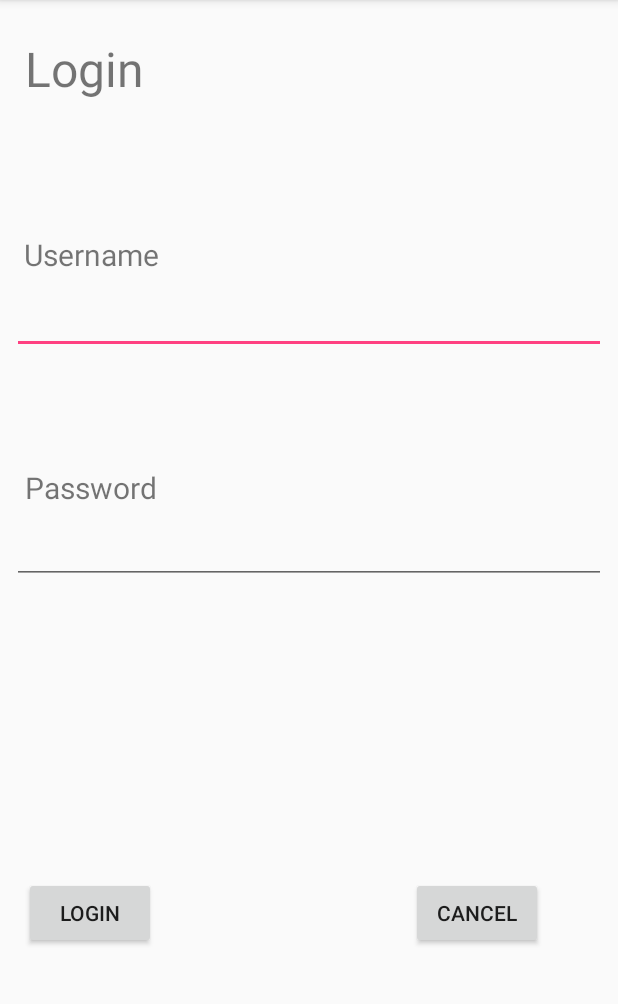
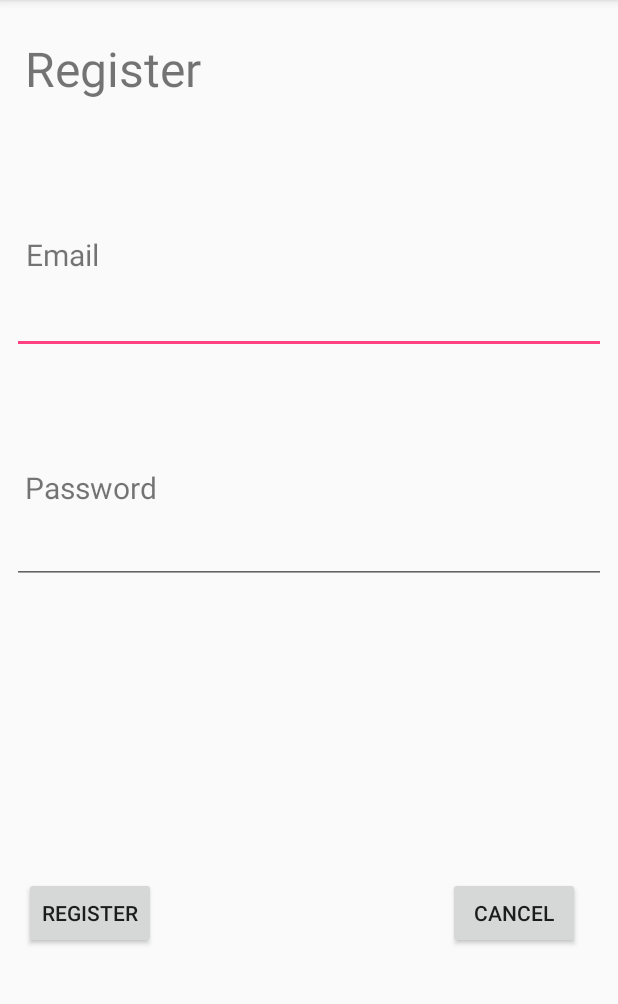
Before and after one commit to rajmera3/PiedPiper, an Android app: the screen it shows after launch (LoginActivity before the commit, RegisterActivity after it), after a tap on "REGISTER", on a phone screen of 412 x 824 dp, the part 84-1088 px from its top. Run offline under Robolectric (Android 15) with nearby library versions, the phone set to English and light mode, and no system bars; our stand-ins replace Firebase (no records; nobody signed in at launch, a user with empty details on screens opened directly).

Commit message:
Implemented registering capability with Firebase backend

```diff
--- a/app/build.gradle
+++ b/app/build.gradle
@@ -1,5 +1,4 @@
 apply plugin: 'com.android.application'
-apply plugin: 'com.google.gms.google-services'
 
 android {
     compileSdkVersion 26
@@ -29,5 +28,8 @@ dependencies {
     })
     compile 'com.android.support:appcompat-v7:26.+'
     compile 'com.android.support.constraint:constraint-layout:1.0.2'
+    compile "com.google.firebase:firebase-auth:9.0.2"
     testCompile 'junit:junit:4.12'
 }
+
+apply plugin: 'com.google.gms.google-services'
--- a/app/src/main/AndroidManifest.xml
+++ b/app/src/main/AndroidManifest.xml
@@ -20,6 +20,9 @@
         </activity>
         <activity android:name=".MainActivity">
         </activity>
+        <activity android:name=".RegisterActivity">
+        </activity>
+        <uses-permission android:name="android.permission.INTERNET" />
     </application>
 
 </manifest>
--- /dev/null
+++ b/app/src/main/java/com/piedpiper/RegisterActivity.java
@@ -0,0 +1,102 @@
+package com.piedpiper;
+
+import android.content.DialogInterface;
+import android.content.Intent;
+import android.os.Bundle;
+import android.support.annotation.NonNull;
+import android.support.v7.app.AlertDialog;
+import android.support.v7.app.AppCompatActivity;
+import android.view.View;
+import android.widget.Button;
+import android.widget.EditText;
+
+import com.google.android.gms.tasks.OnCompleteListener;
+import com.google.android.gms.tasks.Task;
+import com.google.firebase.auth.AuthResult;
+import com.google.firebase.auth.FirebaseAuth;
+
+/**
+ * Created by pbokey on 10/1/17.
+ */
+
+public class RegisterActivity extends AppCompatActivity {
+
+    private EditText inputEmail, inputPassword;
+    private Button btnRegister, btnCancel;
+    private FirebaseAuth auth;
+
+    @Override
+    protected void onCreate(Bundle savedInstanceState) {
+        super.onCreate(savedInstanceState);
+        setContentView(R.layout.activity_register);
+
+        auth = FirebaseAuth.getInstance();
+        btnRegister = (Button) findViewById(R.id.register_button_id);
+        btnCancel = (Button) findViewById(R.id.cancel_button_id);
+
+        inputEmail = (EditText) findViewById(R.id.email_text_input);
+        inputPassword = (EditText) findViewById(R.id.password_text_input);
+
+        btnRegister.setOnClickListener(new View.OnClickListener() {
+            @Override
+            public void onClick(View v) {
+                if (inputEmail == null) {
+                    AlertDialog alertDialog = new AlertDialog.Builder(RegisterActivity.this).create();
+                    alertDialog.setTitle("Email is not entered");
+                    alertDialog.setMessage("Please enter an email");
+                    alertDialog.setButton(AlertDialog.BUTTON_NEUTRAL, "OK",
+                            new DialogInterface.OnClickListener() {
+                                public void onClick(DialogInterface dialog, int which) {
+                                    dialog.dismiss();
+                                }
+                            });
+                    alertDialog.show();
+                    return;
+                }
+                if (inputPassword == null || inputPassword.toString().length() < 6) {
+                    AlertDialog alertDialog = new AlertDialog.Builder(RegisterActivity.this).create();
+                    alertDialog.setTitle("Password is not entered");
+                    alertDialog.setMessage("Please enter a password that is at least 6 characters long");
+                    alertDialog.setButton(AlertDialog.BUTTON_NEUTRAL, "OK",
+                            new DialogInterface.OnClickListener() {
+                                public void onClick(DialogInterface dialog, int which) {
+                                    dialog.dismiss();
+                                }
+                            });
+                    alertDialog.show();
+                    return;
+                }
+                String email = inputEmail.getText().toString().trim().toLowerCase();
+                String password = inputPassword.getText().toString();
+
+                auth.createUserWithEmailAndPassword(email, password).addOnCompleteListener(RegisterActivity.this, new OnCompleteListener<AuthResult>() {
+                    @Override
+                    public void onComplete(@NonNull Task<AuthResult> task) {
+
+                        // If sign in fails, display a message to the user. If sign in succeeds
+                        // the auth state listener will be notified and logic to handle the
+                        // signed in user can be handled in the listener.
+                        if (!task.isSuccessful()) {
+                            AlertDialog alertDialog = new AlertDialog.Builder(RegisterActivity.this).create();
+                            alertDialog.setTitle("Register Failed");
+                            alertDialog.setMessage("Please enter a password that is at least 6 characters long");
+                            alertDialog.setButton(AlertDialog.BUTTON_NEUTRAL, "OK",
+                                    new DialogInterface.OnClickListener() {
+                                        public void onClick(DialogInterface dialog, int which) {
+                                            dialog.dismiss();
+                                        }
+                                    });
+                            alertDialog.show();
+                            return;
+                        } else {
+                            startActivity(new Intent(RegisterActivity.this, MainActivity.class));
+                            finish();
+                        }
+                    }
+                });
+            }
+        });
+
+
+    }
+}
--- a/app/src/main/java/com/piedpiper/SplashScreenActivity.java
+++ b/app/src/main/java/com/piedpiper/SplashScreenActivity.java
@@ -29,7 +29,7 @@ public class SplashScreenActivity extends AppCompatActivity {
 
         registerButton.setOnClickListener(new View.OnClickListener() {
             public void onClick(View v) {
-                Intent intent = new Intent(getBaseContext(), LoginActivity.class);
+                Intent intent = new Intent(getBaseContext(), RegisterActivity.class);
                 startActivity(intent);
             }
         });
--- /dev/null
+++ b/app/src/main/res/layout/activity_register.xml
@@ -0,0 +1,118 @@
+<?xml version="1.0" encoding="utf-8"?>
+<android.support.constraint.ConstraintLayout xmlns:android="http://schemas.android.com/apk/res/android"
+    xmlns:app="http://schemas.android.com/apk/res-auto"
+    xmlns:tools="http://schemas.android.com/tools"
+    android:layout_width="match_parent"
+    android:layout_height="match_parent"
+    tools:context="com.piedpiper.RegisterActivity">
+
+    <TextView
+        android:id="@+id/register"
+        android:layout_width="wrap_content"
+        android:layout_height="wrap_content"
+        android:text="Register"
+        android:textSize="32sp"
+        app:layout_constraintBottom_toBottomOf="parent"
+        app:layout_constraintLeft_toLeftOf="parent"
+        app:layout_constraintRight_toRightOf="parent"
+        app:layout_constraintTop_toTopOf="parent"
+        app:layout_constraintVertical_bias="0.033"
+        android:layout_marginLeft="8dp"
+        app:layout_constraintHorizontal_bias="0.03"
+        android:layout_marginStart="8dp" />
+
+    <TextView
+        android:id="@+id/register_email"
+        android:layout_width="wrap_content"
+        android:layout_height="wrap_content"
+        android:text="Email"
+        android:textSize="20sp"
+        app:layout_constraintBottom_toBottomOf="parent"
+        app:layout_constraintLeft_toLeftOf="parent"
+        app:layout_constraintRight_toRightOf="parent"
+        app:layout_constraintTop_toTopOf="parent"
+        app:layout_constraintVertical_bias="0.211"
+        android:layout_marginLeft="8dp"
+        app:layout_constraintHorizontal_bias="0.026"
+        android:layout_marginStart="8dp" />
+
+    <EditText
+        android:id="@+id/email_text_input"
+        android:layout_height="wrap_content"
+        android:layout_width="0dp"
+        android:inputType="text"
+        tools:layout_constraintTop_creator="1"
+        tools:layout_constraintRight_creator="1"
+        android:layout_marginStart="8dp"
+        android:layout_marginEnd="8dp"
+        app:layout_constraintRight_toRightOf="parent"
+        android:layout_marginTop="7dp"
+        app:layout_constraintTop_toBottomOf="@+id/register_email"
+        tools:layout_constraintLeft_creator="1"
+        app:layout_constraintLeft_toLeftOf="parent"
+        android:layout_marginLeft="8dp"
+        android:layout_marginRight="8dp"
+        app:layout_constraintHorizontal_bias="1.0" />
+
+    <TextView
+        android:id="@+id/register_password"
+        android:layout_width="wrap_content"
+        android:layout_height="wrap_content"
+        android:text="Password"
+        android:textSize="20sp"
+        app:layout_constraintBottom_toBottomOf="parent"
+        app:layout_constraintLeft_toLeftOf="parent"
+        app:layout_constraintRight_toRightOf="parent"
+        app:layout_constraintTop_toTopOf="parent"
+        app:layout_constraintVertical_bias="0.42"
+        android:layout_marginLeft="8dp"
+        app:layout_constraintHorizontal_bias="0.027"
+        android:layout_marginStart="8dp" />
+
+    <EditText
+        android:id="@+id/password_text_input"
+        android:layout_height="wrap_content"
+        android:layout_width="0dp"
+        android:inputType="text"
+        tools:layout_constraintTop_creator="1"
+        tools:layout_constraintRight_creator="1"
+        android:layout_marginStart="8dp"
+        android:layout_marginEnd="8dp"
+        app:layout_constraintRight_toRightOf="parent"
+        tools:layout_constraintLeft_creator="1"
+        app:layout_constraintLeft_toLeftOf="parent"
+        android:layout_marginLeft="8dp"
+        android:layout_marginRight="8dp"
+        app:layout_constraintHorizontal_bias="0.0"
+        android:layout_marginTop="5dp"
+        app:layout_constraintTop_toBottomOf="@+id/register_password" />
+
+    <Button
+        android:id="@+id/register_button_id"
+        android:layout_height="wrap_content"
+        android:layout_width="wrap_content"
+        android:text="Register"
+        tools:layout_constraintBottom_creator="1"
+        android:layout_marginStart="16dp"
+        app:layout_constraintBottom_toBottomOf="parent"
+        tools:layout_constraintLeft_creator="1"
+        android:layout_marginBottom="135dp"
+        app:layout_constraintLeft_toLeftOf="parent"
+        android:layout_marginLeft="50dp" />
+
+    <Button
+        android:id="@+id/cancel_button_id"
+        android:layout_height="wrap_content"
+        android:layout_width="wrap_content"
+        android:text="Cancel"
+        app:layout_constraintBottom_toBottomOf="@+id/login_button_id"
+        android:layout_marginLeft="125dp"
+        android:layout_marginRight="20dp"
+        app:layout_constraintRight_toRightOf="parent"
+        app:layout_constraintLeft_toRightOf="@+id/login_button_id"
+        android:layout_marginStart="0dp"
+        android:layout_marginEnd="25dp"
+        app:layout_constraintTop_toTopOf="@+id/register_button_id"
+        android:layout_marginTop="0dp" />
+
+</android.support.constraint.ConstraintLayout>
--- a/app/src/main/res/values/dimens.xml
+++ b/app/src/main/res/values/dimens.xml
@@ -6,4 +6,7 @@
     <dimen name="font_size_small">10sp</dimen>
     <dimen name="font_size_medium">20sp</dimen>
     <dimen name="font_size_large">30sp</dimen>
+
+    <dimen name="fab_margin">16dp</dimen>
+    <dimen name="logo_w_h">100dp</dimen>
 </resources>
```
